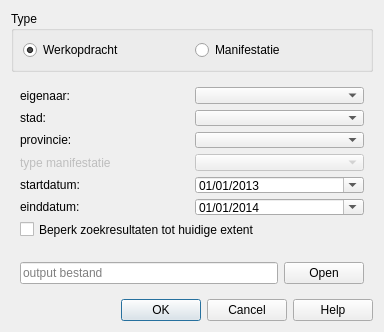
Qt form ui_geopunt4QgisGIPOD.ui (warrieka/geopunt4Qgis) before a commit.
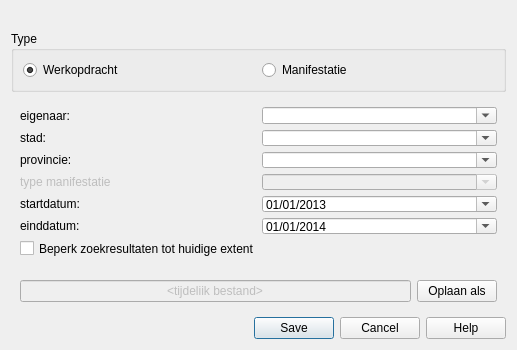
The same form after that commit. Icons and pictures are not drawn.

Commit message: made the geopunt writer

```diff
--- a/ui_geopunt4QgisGIPOD.ui
+++ b/ui_geopunt4QgisGIPOD.ui
@@ -7,12 +7,12 @@
    <rect>
     <x>0</x>
     <y>0</y>
-    <width>384</width>
-    <height>332</height>
+    <width>517</width>
+    <height>350</height>
    </rect>
   </property>
   <property name="sizePolicy">
-   <sizepolicy hsizetype="Preferred" vsizetype="Fixed">
+   <sizepolicy hsizetype="Preferred" vsizetype="Expanding">
     <horstretch>0</horstretch>
     <verstretch>0</verstretch>
    </sizepolicy>
@@ -20,13 +20,13 @@
   <property name="minimumSize">
    <size>
     <width>0</width>
-    <height>332</height>
+    <height>350</height>
    </size>
   </property>
   <property name="maximumSize">
    <size>
     <width>16777215</width>
-    <height>332</height>
+    <height>370</height>
    </size>
   </property>
   <property name="windowTitle">
@@ -49,6 +49,19 @@
    <bool>false</bool>
   </property>
   <layout class="QVBoxLayout" name="verticalLayout">
+   <item>
+    <widget class="QLabel" name="mgsBox">
+     <property name="frameShape">
+      <enum>QFrame::NoFrame</enum>
+     </property>
+     <property name="frameShadow">
+      <enum>QFrame::Plain</enum>
+     </property>
+     <property name="text">
+      <string/>
+     </property>
+    </widget>
+   </item>
    <item>
     <widget class="QGroupBox" name="typeBox">
      <property name="sizePolicy">
@@ -104,6 +117,9 @@
           <height>0</height>
          </size>
         </property>
+        <property name="editable">
+         <bool>true</bool>
+        </property>
        </widget>
       </item>
       <item row="5" column="1">
@@ -214,6 +230,9 @@
           <height>0</height>
          </size>
         </property>
+        <property name="editable">
+         <bool>true</bool>
+        </property>
        </widget>
       </item>
       <item row="3" column="1">
@@ -230,6 +249,9 @@
           <height>0</height>
          </size>
         </property>
+        <property name="editable">
+         <bool>true</bool>
+        </property>
        </widget>
       </item>
       <item row="4" column="0">
@@ -247,6 +269,9 @@
         <property name="enabled">
          <bool>false</bool>
         </property>
+        <property name="editable">
+         <bool>true</bool>
+        </property>
        </widget>
       </item>
      </layout>
@@ -257,15 +282,24 @@
      <layout class="QHBoxLayout" name="horizontalLayout_2">
       <item>
        <widget class="QLineEdit" name="outputFile">
+        <property name="enabled">
+         <bool>false</bool>
+        </property>
+        <property name="text">
+         <string>&lt;tijdeliik bestand&gt;</string>
+        </property>
+        <property name="alignment">
+         <set>Qt::AlignCenter</set>
+        </property>
         <property name="placeholderText">
-         <string>output bestand</string>
+         <string/>
         </property>
        </widget>
       </item>
       <item>
        <widget class="QPushButton" name="openFileBtn">
         <property name="text">
-         <string>Open</string>
+         <string>Oplaan als</string>
         </property>
        </widget>
       </item>
@@ -299,7 +333,7 @@
         <enum>Qt::Horizontal</enum>
        </property>
        <property name="standardButtons">
-        <set>QDialogButtonBox::Cancel|QDialogButtonBox::Help|QDialogButtonBox::Ok</set>
+        <set>QDialogButtonBox::Cancel|QDialogButtonBox::Help|QDialogButtonBox::Save</set>
        </property>
       </widget>
      </item>
```
Left out of the diff: 2 changed lines with no effect on the pictures. The commit also changes 11 other files.
